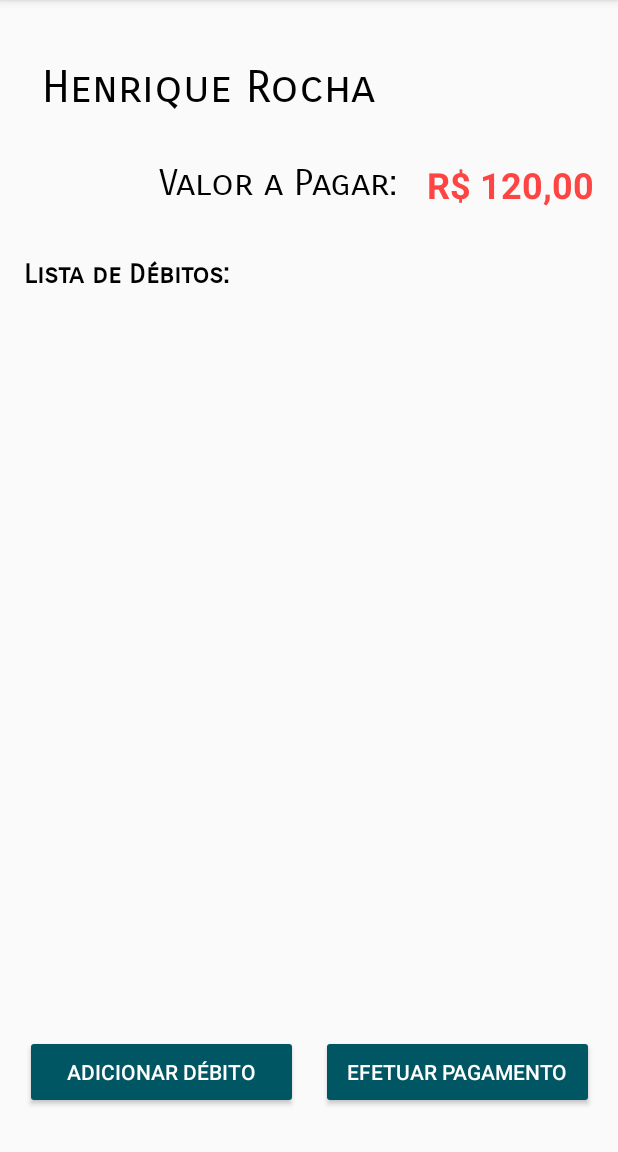
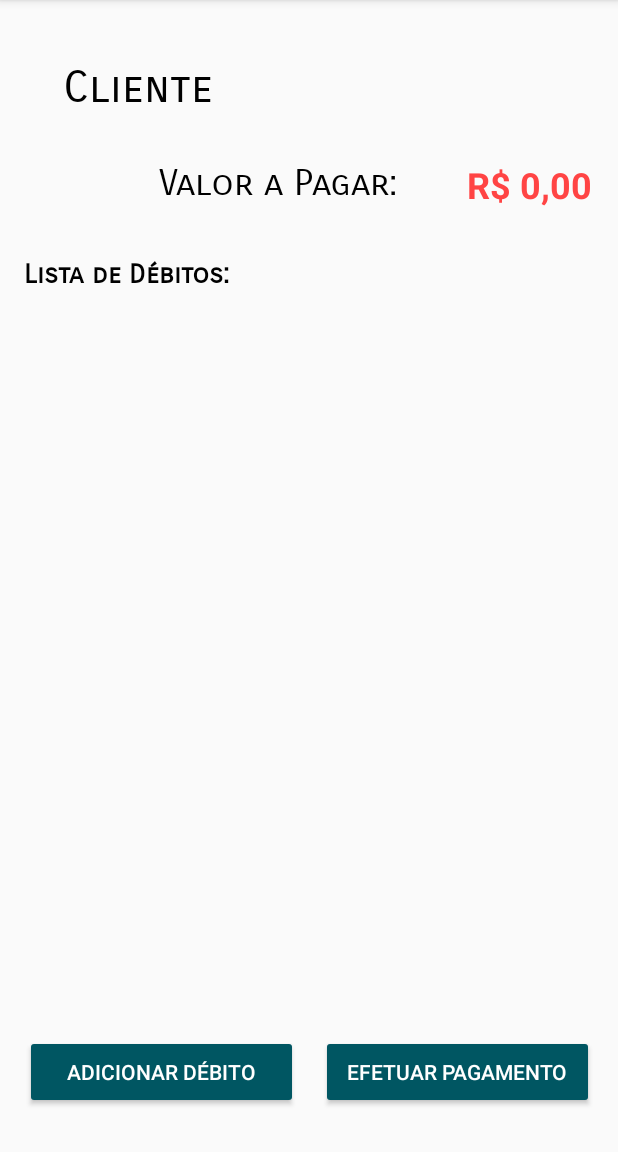
Before and after one commit to henriquerocha2004/quemmedeve, an Android app: the ShowDebtors screen opened directly, with no data from a screen before it, on a phone screen of 412 x 824 dp, the part 84-1236 px from its top. Run offline under Robolectric (Android 15) with nearby library versions, the phone set to English and light mode, and no system bars; Roboto replaces fonts that are not available here.

Commit message:
Implementando a tela de clientes

```diff
--- a/app/src/main/java/com/jml/quemmedeve/MainActivity.java
+++ b/app/src/main/java/com/jml/quemmedeve/MainActivity.java
@@ -1,9 +1,7 @@
 package com.jml.quemmedeve;
 
-import android.content.ContentValues;
 import android.content.DialogInterface;
 import android.content.Intent;
-import android.database.sqlite.SQLiteDatabase;
 import android.support.v7.app.AlertDialog;
 import android.support.v7.app.AppCompatActivity;
 import android.os.Bundle;
--- a/app/src/main/java/com/jml/quemmedeve/ShowDebtors.java
+++ b/app/src/main/java/com/jml/quemmedeve/ShowDebtors.java
@@ -2,35 +2,63 @@ package com.jml.quemmedeve;
 
 import android.content.Intent;
 import android.database.Cursor;
-import android.database.sqlite.SQLiteDatabase;
 import android.os.Bundle;
 import android.support.v7.app.AppCompatActivity;
+import android.widget.ListView;
+import android.widget.SimpleCursorAdapter;
 import android.widget.TextView;
 
-import com.jml.quemmedeve.database.DebtorsDbHelper;
+import com.jml.quemmedeve.controllers.ClienteController;
+import com.jml.quemmedeve.database.DebtsDbHelper;
+
+import java.text.NumberFormat;
+import java.util.Locale;
+
 
 public class ShowDebtors extends AppCompatActivity {
 
     private TextView txtNomeClient;
-
+    private TextView txtValTotal;
+    private String idCliente;
+    private Locale ptBR = new Locale("pt", "BR");
+    private ListView lista;
 
     protected void onCreate(Bundle savedInstanceState) {
         super.onCreate(savedInstanceState);
         setContentView(R.layout.show_debtor);
         txtNomeClient = findViewById(R.id.txtNomeClient);
+        txtValTotal = findViewById(R.id.txtValTotal);
+        Intent it = getIntent();
+        idCliente = Long.toString(it.getLongExtra("idCliente", 0));
 
-        Intent it = getIntent();
-        long idCliente = it.getLongExtra("idCliente", 0);
+        Cursor cliente = ClienteController.findById(idCliente, getApplicationContext());
+        Cursor debitos = ClienteController.getDebtsClient(idCliente, getApplicationContext());
 
-        if(idCliente != 0){
-            DebtorsDbHelper helper = new DebtorsDbHelper(getApplicationContext());
-            SQLiteDatabase db = helper.getReadableDatabase();
-            String[] campos = {DebtorsDbHelper.COLUMN_NAME};
-            String condicao = DebtorsDbHelper.COLUMN_ID + " = ?";
-            String[] args = {Long.toString(idCliente)};
-            Cursor c = db.query(DebtorsDbHelper.TABLE_NAME, campos,condicao,args,null,null,null);
-            c.moveToFirst();
-            txtNomeClient.setText(c.getString(c.getColumnIndex("name")));
+        float valorTotal = 0;
+        try{
+            if(debitos != null){
+
+                while(debitos.moveToNext()){
+                    valorTotal += debitos.getFloat(1);
+                }
+
+                debitos.moveToFirst();
+
+                txtNomeClient.setText(cliente.getString(cliente.getColumnIndex("name")));
+                txtValTotal.setText(NumberFormat.getCurrencyInstance(ptBR).format(valorTotal));
+
+                String[] collumnsBd = new String[] {DebtsDbHelper.COLUMN_ID,DebtsDbHelper.COLUMN_DEBT_DESC, DebtsDbHelper.COLUMN_VALUE, DebtsDbHelper.COLUMN_DATE_DEBT, DebtsDbHelper.COLUMN_DEBT_SPLIT};
+                int[] idFieldsView = new int[] {R.id.desc_debt,R.id.date_debt,R.id.debt_split, R.id.debt_value};
+
+                SimpleCursorAdapter adapter = new SimpleCursorAdapter(getApplicationContext(),R.layout.show_debtor, debitos,collumnsBd,idFieldsView, 0);
+
+                lista = findViewById(R.id.listDebitos);
+                lista.setAdapter(adapter);
+            }
+
+
+        }finally {
+
         }
 
 
--- a/app/src/main/java/com/jml/quemmedeve/controllers/ClienteController.java
+++ b/app/src/main/java/com/jml/quemmedeve/controllers/ClienteController.java
@@ -2,14 +2,20 @@ package com.jml.quemmedeve.controllers;
 
 import android.content.ContentValues;
 import android.content.Context;
+import android.database.Cursor;
+import android.database.SQLException;
 import android.database.sqlite.SQLiteDatabase;
+import android.util.Log;
 
 import com.jml.quemmedeve.database.DebtorsDbHelper;
+import com.jml.quemmedeve.database.DebtsDbHelper;
 
 public class ClienteController {
 
+
+
+
     //Função que armazena os dados do cliente
-
     public static long store(String nome, String telefone, Context context){
 
         DebtorsDbHelper debtorsHelper = new DebtorsDbHelper(context);
@@ -20,10 +26,63 @@ public class ClienteController {
         valores.put(DebtorsDbHelper.COLUMN_PHONE, telefone);
 
         long idRow = db.insert(DebtorsDbHelper.TABLE_NAME, null, valores);
-
         return idRow;
     }
 
 
+    public static Cursor findById(String id, Context context){
+
+       Cursor cursor = null;
+       DebtorsDbHelper helper = new DebtorsDbHelper(context);
+       SQLiteDatabase db = helper.getReadableDatabase();
+
+       try {
+
+           String[] campos = {DebtorsDbHelper.COLUMN_NAME};
+           String condicao = DebtorsDbHelper.COLUMN_ID + " = ?";
+           String[] args = {id};
+           cursor = db.query(DebtorsDbHelper.TABLE_NAME, campos,condicao,args,null,null,null);
+
+           if(cursor != null){
+               cursor.moveToFirst();
+           }
+
+       }catch (SQLException e){
+           Log.i("Erro: ", e.getMessage());
+       }finally {
+           db.close();
+       }
+
+        return cursor;
+    }
+
+    public static Cursor getDebtsClient(String id, Context context){
+
+        DebtorsDbHelper helper = new DebtorsDbHelper(context);
+        DebtsDbHelper debt = new DebtsDbHelper(context);
+        SQLiteDatabase db = debt.getReadableDatabase();
+        db = helper.getReadableDatabase();
+        Cursor result = null;
+
+        try {
+
+         String[] arg = {id};
+         result = db.rawQuery("SELECT debts.debt_desc ,debts.value,debts.date_debt, debts.debt_split" +
+                                    " FROM debtors" +
+                                    " INNER JOIN debts ON debts.usu_id_debt = debtors.id" +
+                                    " WHERE debtors.id = ? AND debts.status_debt = 0", arg);
+         if(result != null){
+             result.moveToFirst();
+         }
+
+        }catch (SQLException e){
+            Log.i("Erro: ", e.getMessage());
+        }finally {
+            db.close();
+        }
+
+        return result;
+    }
+
 
 }
--- a/app/src/main/java/com/jml/quemmedeve/database/DebtorsDbHelper.java
+++ b/app/src/main/java/com/jml/quemmedeve/database/DebtorsDbHelper.java
@@ -6,11 +6,13 @@ import android.database.sqlite.SQLiteOpenHelper;
 
 public class DebtorsDbHelper extends SQLiteOpenHelper {
 
+
+    private Context context;
     public static final String DATABASE_NAME = "qmd.db";
     public static final String TABLE_NAME = "debtors";
     public static final String COLUMN_NAME = "name";
     public static final String COLUMN_PHONE = "phone";
-    public static final String COLUMN_ID = "id";
+    public static final String COLUMN_ID = "_id";
     public static final int DATABASE_VERSION = 1;
     private static final String SQL_DELETE_DEBTORS = "DROP TABLE IF EXISTS " + TABLE_NAME;
 
@@ -24,15 +26,28 @@ public class DebtorsDbHelper extends SQLiteOpenHelper {
 
     public DebtorsDbHelper(Context context){
         super(context,DATABASE_NAME,null, DATABASE_VERSION);
+        context = context;
     }
 
     @Override
     public void onCreate(SQLiteDatabase db) {
         db.execSQL(SQL_CREATE_DEBTORS);
+        createOutherTables(db);
     }
 
     @Override
     public void onUpgrade(SQLiteDatabase db, int oldVersion, int newVersion) {
         db.execSQL(SQL_DELETE_DEBTORS);
     }
+
+    public void createOutherTables(SQLiteDatabase db){
+
+        DebtsDbHelper debtTable = new DebtsDbHelper(context);
+        PaymentDbHelper payTable = new PaymentDbHelper(context);
+        UserDbHelper userTable = new UserDbHelper(context);
+
+        db.execSQL(debtTable.getSQL_CREATE_DEBTS());
+        db.execSQL(payTable.getSQL_CREATE_PAYMENT());
+        db.execSQL(userTable.getSQL_CREATE_USER());
+    }
 }
--- a/app/src/main/java/com/jml/quemmedeve/database/DebtsDbHelper.java
+++ b/app/src/main/java/com/jml/quemmedeve/database/DebtsDbHelper.java
@@ -8,13 +8,14 @@ public class DebtsDbHelper extends SQLiteOpenHelper {
 
 
     public static final String TABLE_NAME = "debts";
-    public static final String COLUMN_ID = "id";
+    public static final String COLUMN_ID = "_id";
     public static final String COLUMN_USU_ID = "usu_id_debt";
     public static final String COLUMN_DEBT_DESC = "debt_desc";
     public static final String COLUMN_VALUE = "value";
     public static final String COLUMN_DATE_DEBT = "date_debt";
     public static final String COLUMN_DEBT_SPLIT = "debt_split";
     public static final String COLUMN_VALUE_SPLIT = "value_split";
+    public static final String COLUMN_STATUS_DEBT = "status_debt";
     private static final String SQL_DELETE_DEBTS = "DROP TABLE IF EXISTS " + TABLE_NAME;
     public static final int DATABASE_VERSION = 1;
     public static final String DATABASE_NAME = "qmd.db";
@@ -22,12 +23,13 @@ public class DebtsDbHelper extends SQLiteOpenHelper {
     private static final String SQL_CREATE_DEBTS =
             "CREATE TABLE " + TABLE_NAME + " (" +
                     COLUMN_ID + " INTEGER PRIMARY KEY AUTOINCREMENT NOT NULL," +
-                    COLUMN_USU_ID + " INTEGER NOT NULL REFERENCES debtors(id)," +
+                    COLUMN_USU_ID + " INTEGER NOT NULL REFERENCES debtors(_id)," +
                     COLUMN_DEBT_DESC + " TEXT(200) NOT NULL, "+
                     COLUMN_VALUE + " TEXT(50) NOT NULL, "+
                     COLUMN_DATE_DEBT + " DATE NOT NULL," +
                     COLUMN_DEBT_SPLIT + " INTEGER NOT NULL," +
-                    COLUMN_VALUE_SPLIT +" DOUBLE" +
+                    COLUMN_VALUE_SPLIT +" DOUBLE ," +
+                    COLUMN_STATUS_DEBT + " BOOLEAN NOT NULL DEFAULT(0)"+
               ")";
 
     public DebtsDbHelper(Context context){
@@ -45,5 +47,9 @@ public class DebtsDbHelper extends SQLiteOpenHelper {
         db.execSQL(SQL_DELETE_DEBTS);
     }
 
+    public String getSQL_CREATE_DEBTS(){
+        return SQL_CREATE_DEBTS;
+    }
+
 
 }
--- a/app/src/main/java/com/jml/quemmedeve/database/PaymentDbHelper.java
+++ b/app/src/main/java/com/jml/quemmedeve/database/PaymentDbHelper.java
@@ -8,7 +8,7 @@ public class PaymentDbHelper extends SQLiteOpenHelper {
 
 
     public static String TABLE_NAME = "payment";
-    public static String COLUMN_ID = "id";
+    public static String COLUMN_ID = "_id";
     public static String COLUMN_DEBT_ID = "debt_id";
     public static String COLUMN_AMOUNT_PAY = "amount_to_pay";
     public static String COLUMN_PAYDAY = "payday";
@@ -21,10 +21,10 @@ public class PaymentDbHelper extends SQLiteOpenHelper {
     private static final String SQL_CREATE_PAYMENT =
             "CREATE TABLE " + TABLE_NAME + " (" +
                     COLUMN_ID + " INTEGER PRIMARY KEY AUTOINCREMENT NOT NULL," +
-                    COLUMN_DEBT_ID + " INTEGER NOT NULL REFERENCES debts(id)," +
+                    COLUMN_DEBT_ID + " INTEGER NOT NULL REFERENCES debts(_id)," +
                     COLUMN_AMOUNT_PAY + " DOUBLE NOT NULL, "+
                     COLUMN_PAYDAY + " DATE NOT NULL, "+
-                    COLUMN_STATUS_PAYMENT + " BOOLEAN NOT NULL DEFAULT(false))";
+                    COLUMN_STATUS_PAYMENT + " BOOLEAN NOT NULL DEFAULT(0))";
 
 
 
@@ -44,5 +44,9 @@ public class PaymentDbHelper extends SQLiteOpenHelper {
         onCreate(db);
     }
 
+    public String getSQL_CREATE_PAYMENT(){
+        return SQL_CREATE_PAYMENT;
+    }
+
 
 }
--- a/app/src/main/java/com/jml/quemmedeve/database/UserDbHelper.java
+++ b/app/src/main/java/com/jml/quemmedeve/database/UserDbHelper.java
@@ -8,7 +8,7 @@ public class UserDbHelper extends SQLiteOpenHelper {
 
 
     public static final String TABLE_NAME = "users";
-    public static final String COLUMN_ID = "id";
+    public static final String COLUMN_ID = "_id";
     public static final String COLUMN_NAME = "name";
     public static final String COLUMN_PHONE = "phone";
     public static final String COLUMN_LOGIN = "login";
@@ -41,5 +41,9 @@ public class UserDbHelper extends SQLiteOpenHelper {
         db.execSQL(SQL_DELETE_USERS);
     }
 
+    public String getSQL_CREATE_USER(){
+        return SQL_CREATE_USERS;
+    }
+
 
 }
--- a/app/src/main/res/layout/show_debtor.xml
+++ b/app/src/main/res/layout/show_debtor.xml
@@ -15,7 +15,7 @@
         android:layout_marginEnd="8dp"
         android:layout_marginRight="8dp"
         android:layout_marginBottom="8dp"
-        android:text="Henrique Rocha"
+        android:text="Cliente"
         android:textColor="@android:color/background_dark"
         android:textSize="30sp"
         app:fontFamily="sans-serif-smallcaps"
@@ -57,7 +57,7 @@
         android:layout_marginEnd="8dp"
         android:layout_marginRight="8dp"
         android:layout_marginBottom="8dp"
-        android:text="R$ 120,00"
+        android:text="R$ 0,00"
         android:textColor="@android:color/holo_red_light"
         android:textSize="24sp"
         android:textStyle="bold"
@@ -124,19 +124,22 @@
         app:layout_constraintTop_toTopOf="parent"
         app:layout_constraintVertical_bias="0.225" />
 
-    <ScrollView
-        android:layout_width="395dp"
-        android:layout_height="437dp"
+    <ListView
+        android:id="@+id/listDebitos"
+        android:layout_width="372dp"
+        android:layout_height="438dp"
+        android:layout_alignParentStart="true"
+        android:layout_alignParentLeft="true"
+        android:layout_marginStart="16dp"
+        android:layout_marginLeft="16dp"
         android:layout_marginTop="8dp"
+        android:layout_marginEnd="8dp"
+        android:layout_marginRight="8dp"
         android:layout_marginBottom="8dp"
         app:layout_constraintBottom_toBottomOf="parent"
+        app:layout_constraintEnd_toEndOf="parent"
+        app:layout_constraintHorizontal_bias="0.466"
+        app:layout_constraintStart_toStartOf="parent"
         app:layout_constraintTop_toTopOf="parent"
-        app:layout_constraintVertical_bias="0.697"
-        tools:layout_editor_absoluteX="8dp">
-
-        <LinearLayout
-            android:layout_width="match_parent"
-            android:layout_height="wrap_content"
-            android:orientation="vertical" />
-    </ScrollView>
+        app:layout_constraintVertical_bias="0.696" />
 </android.support.constraint.ConstraintLayout>
```
Also changed, not shown: app/src/main/res/layout/fields_list_view_cliente.xml (added, +85 -0 lines).
